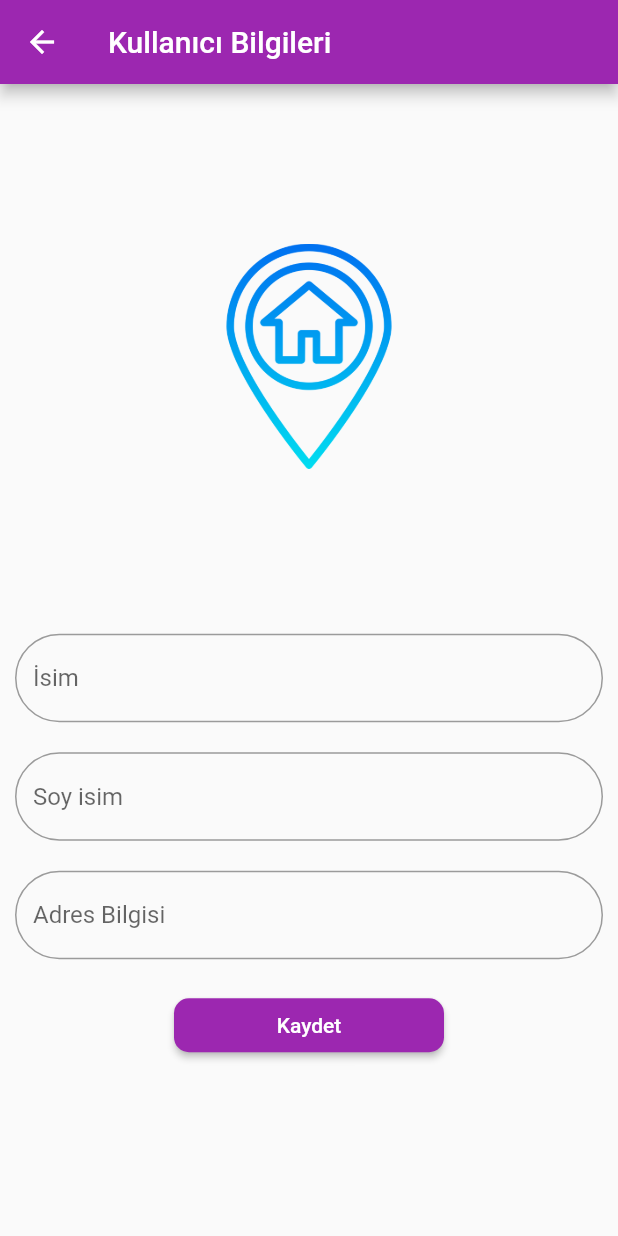
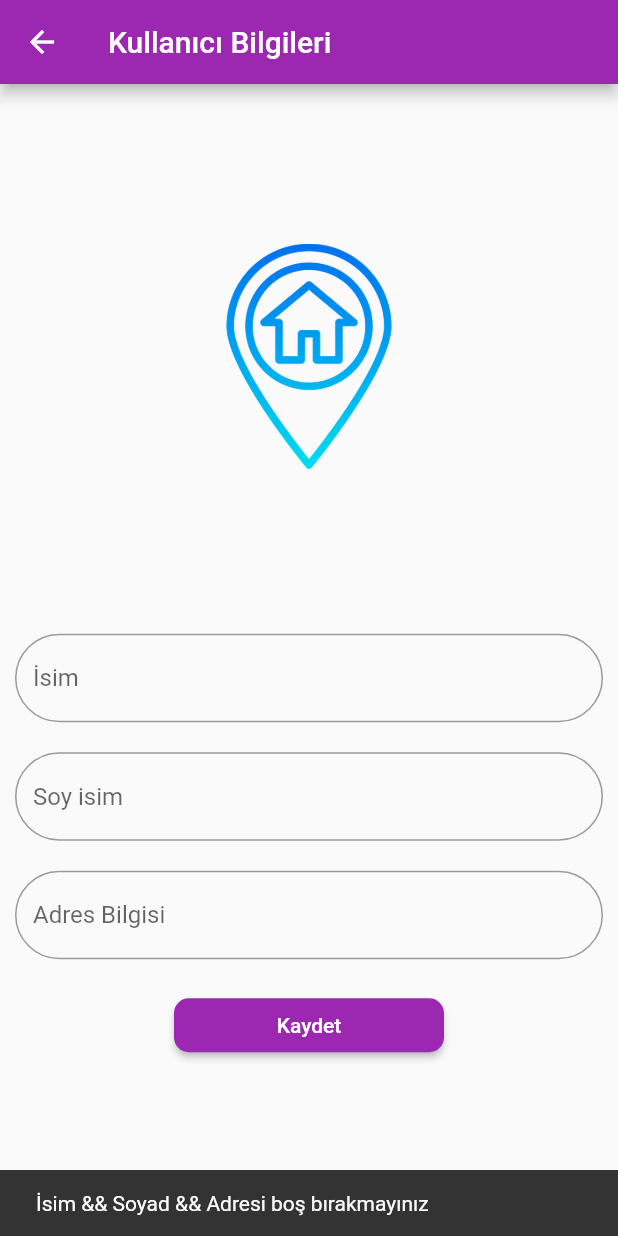
Before and after one commit to ertekinbatuhan/3301456_213301068, a Flutter app: the Adduserinfo screen opened directly, after a tap on "Kaydet", on a phone screen of 412 x 824 dp. Run offline on Flutter 3.47's test engine with Material 2 defaults, Android fonts, the phone set to English and light mode, and no system bars; our stand-ins replace google_fonts, shared_preferences; accounts and stored records are empty.

Commit message:
update project

```diff
--- a/lib/view/addView.dart
+++ b/lib/view/addView.dart
@@ -42,6 +42,9 @@ class _AdduserinfoState extends State<Adduserinfo> {
 
 
     } else {
+      ScaffoldMessenger.of(context).showSnackBar(
+          const SnackBar(content: Text("İsim && Soyad && Adresi boş bırakmayınız"))
+      );
 
     }
 
```
